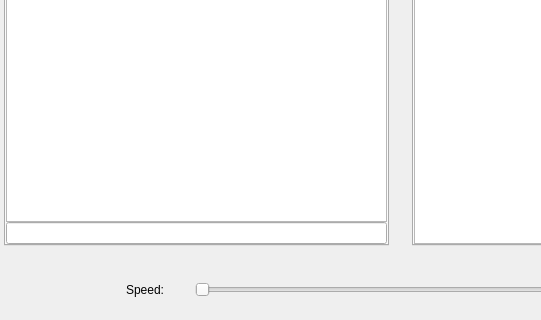
Above: src/gui/qt/gui_800x480/tabs_800x480.ui from pokerth/pokerth before the change; both pictures show x 0 to 541 and y 143 to 463 of the 800 by 463 pixel window. Below: the same form after it.
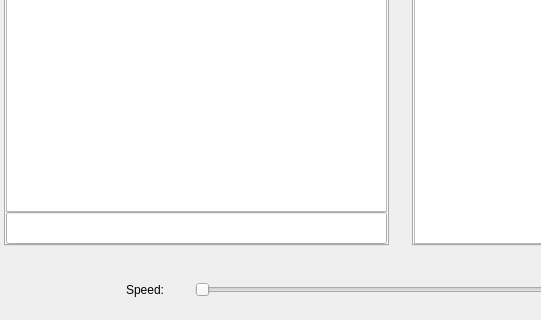
That is the form after the change. The open tabs and pages were chosen to show the change. Icons and pictures are not drawn. Custom widgets are drawn as their Qt base class.

Commit message: further android gui enhancements

```diff
--- a/src/gui/qt/gui_800x480/tabs_800x480.ui
+++ b/src/gui/qt/gui_800x480/tabs_800x480.ui
@@ -155,7 +155,11 @@
                   </widget>
                  </item>
                  <item row="1" column="0">
-                  <widget class="QLineEdit" name="lineEdit_ChatInput"/>
+                  <widget class="QLineEdit" name="lineEdit_ChatInput">
+                   <property name="styleSheet">
+                    <string notr="true">QObject {font: 20px;}</string>
+                   </property>
+                  </widget>
                  </item>
                 </layout>
                </widget>
```
The commit also changes 7 other files.
